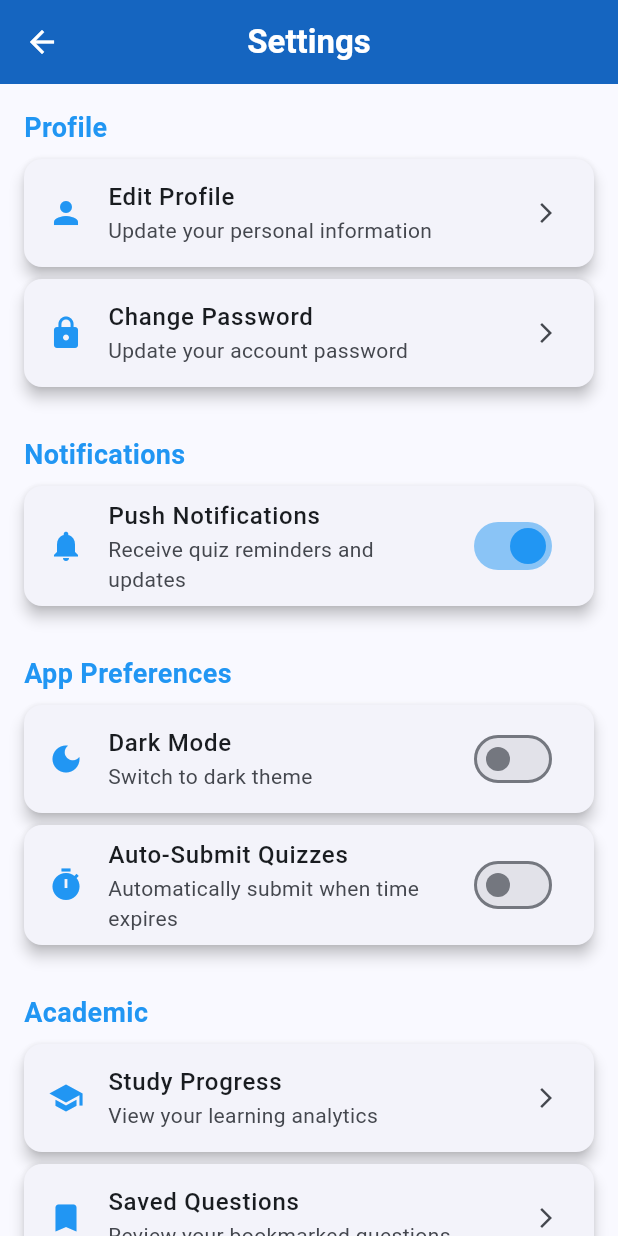
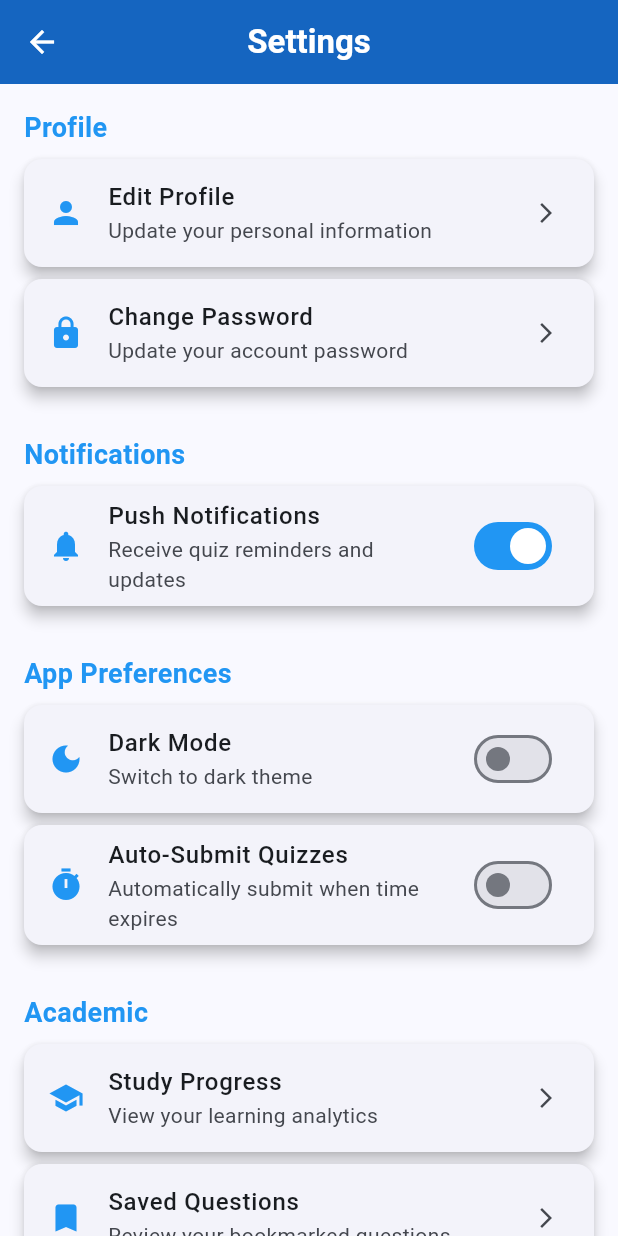
Before and after one commit to Online-Quiz-CS31A/Online-Quiz-Mobile, a Flutter app: the SettingsScreen screen opened directly, on a phone screen of 412 x 824 dp. Run offline on Flutter 3.47's test engine with Material 3 defaults, Android fonts, the phone set to English and light mode, and no system bars.

Commit message:
fix: updated deprecrated switch widget color property

```diff
--- a/online_quiz/lib/screens/settings/settings_screen.dart
+++ b/online_quiz/lib/screens/settings/settings_screen.dart
@@ -234,7 +234,7 @@ class _SettingsScreenState extends State<SettingsScreen> {
         subtitle: Text(subtitle),
         value: value,
         onChanged: onChanged,
-        activeColor: Colors.blue,
+        activeTrackColor: Colors.blue,
       ),
     );
   }
```
